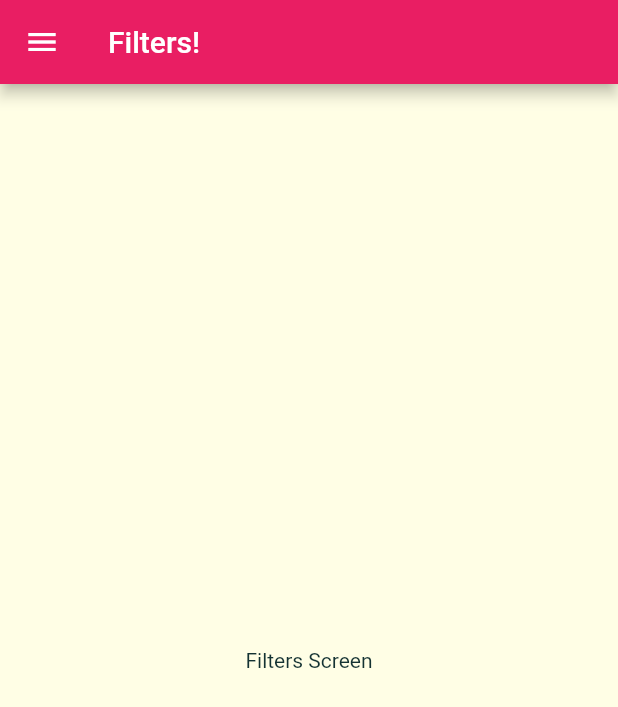
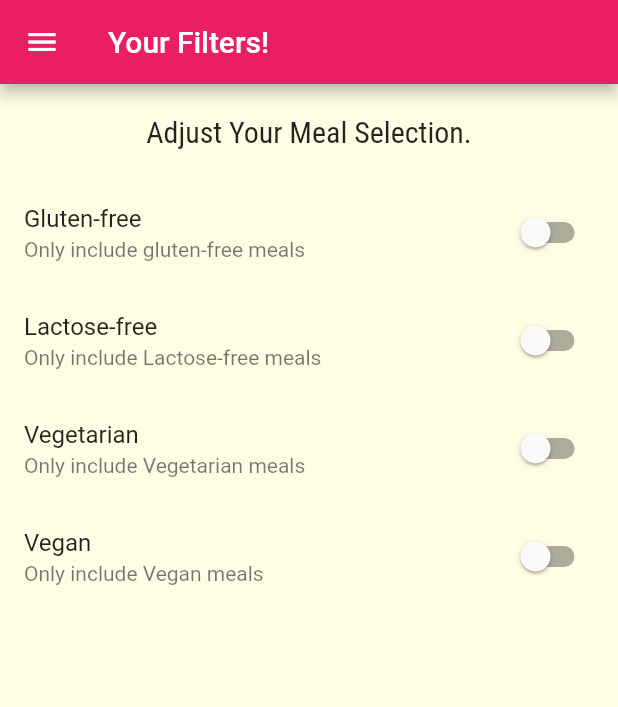
Before and after one commit to MaRiamNaser/Meal_App_Flutter, a Flutter app: the FiltersScreen screen opened by its route, on a phone screen of 412 x 824 dp. Shown: the top 707 px of the screen. Run offline on Flutter 3.47's test engine with Material 2 defaults, Android fonts, the phone set to English and light mode, and no system bars.

Commit message:
Added FiltersScreen using (SwitchListTile).

```diff
--- a/lib/screens/filters_screen.dart
+++ b/lib/screens/filters_screen.dart
@@ -2,17 +2,94 @@ import 'package:flutter/cupertino.dart';
 import 'package:flutter/material.dart';
 import 'package:meal_app/widgets/main-drawer.dart';
 
-class FiltersScreen extends StatelessWidget {
+class FiltersScreen extends StatefulWidget {
   static const routeName = '/filters';
+
+  @override
+  _FiltersScreenState createState() => _FiltersScreenState();
+}
+
+class _FiltersScreenState extends State<FiltersScreen> {
+
+ bool _glutenFree = false;
+ bool _lactoseFree = false;
+ bool _vegan = false;
+ bool _vegetarian = false;
+
+
+Widget buildSwitchTile(String title, String description, bool currentValue, Function updateVavlue){
+
+   return SwitchListTile(
+                    title: Text(title), value: currentValue,
+                    subtitle: Text(description),
+                    onChanged:updateVavlue,
+                  );
+}
+
   @override
   Widget build(BuildContext context) {
     return Scaffold(
       appBar: AppBar(
-        title: Text("Filters!"),
+        title: Text("Your Filters!"),
 
       ),
-      body: Center(
-        child: Text("Filters Screen"),
+      body: Column(
+        children:[
+          Container(
+            child: Padding(
+              padding: EdgeInsets.all(20),
+              child: Text("Adjust Your Meal Selection.",
+              style: Theme.of(context).textTheme.title
+              ),
+            ),
+            ),
+            Expanded(
+              child: ListView(
+                children: [
+                  buildSwitchTile("Gluten-free",
+                   'Only include gluten-free meals',
+                   _glutenFree,
+                   (newValue){
+                     setState(() {
+                       _glutenFree = newValue;
+                     });
+                   }
+                   ),
+
+                   buildSwitchTile("Lactose-free",
+                   'Only include Lactose-free meals',
+                   _lactoseFree,
+                   (newValue){
+                     setState(() {
+                       _lactoseFree = newValue;
+                     });
+                   }
+                   ),
+
+                   buildSwitchTile("Vegetarian",
+                   'Only include Vegetarian meals',
+                   _vegetarian,
+                   (newValue){
+                     setState(() {
+                       _vegetarian = newValue;
+                     });
+                   }
+                   ),
+                   buildSwitchTile("Vegan",
+                   'Only include Vegan meals',
+                    _vegan,
+                   (newValue){
+                     setState(() {
+                       _vegan = newValue;
+                     });
+                   }
+                   ),
+                ],
+              ),
+
+            )
+        ],
+
       ),
       drawer: MainDrawer(),
     );
```
